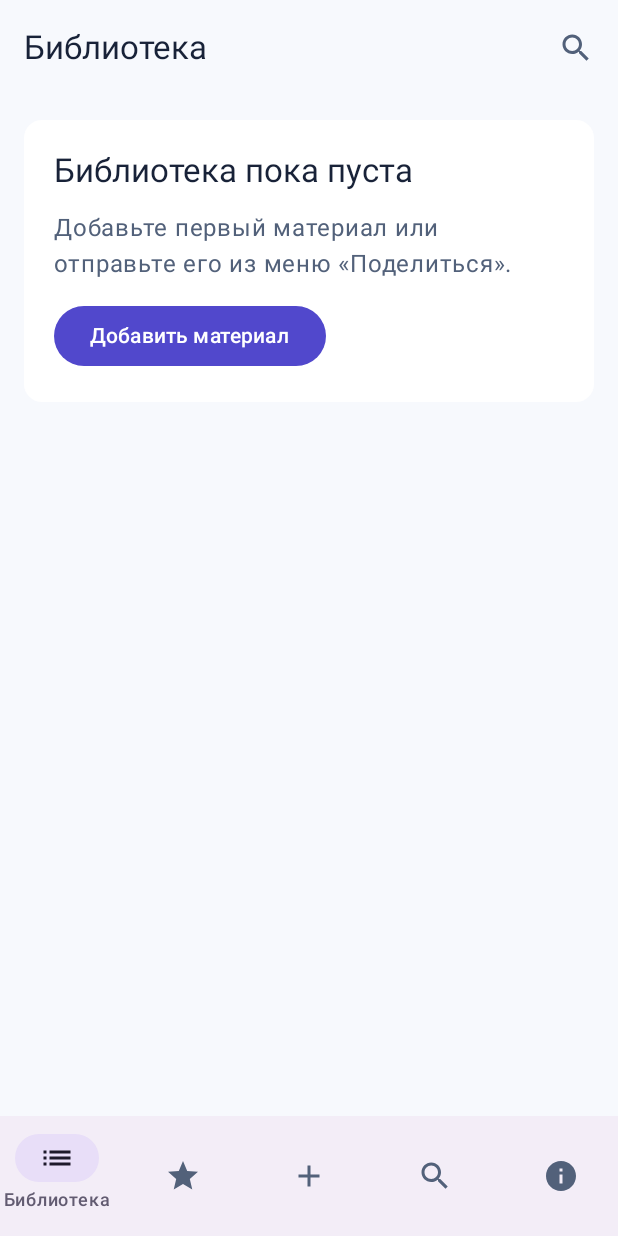
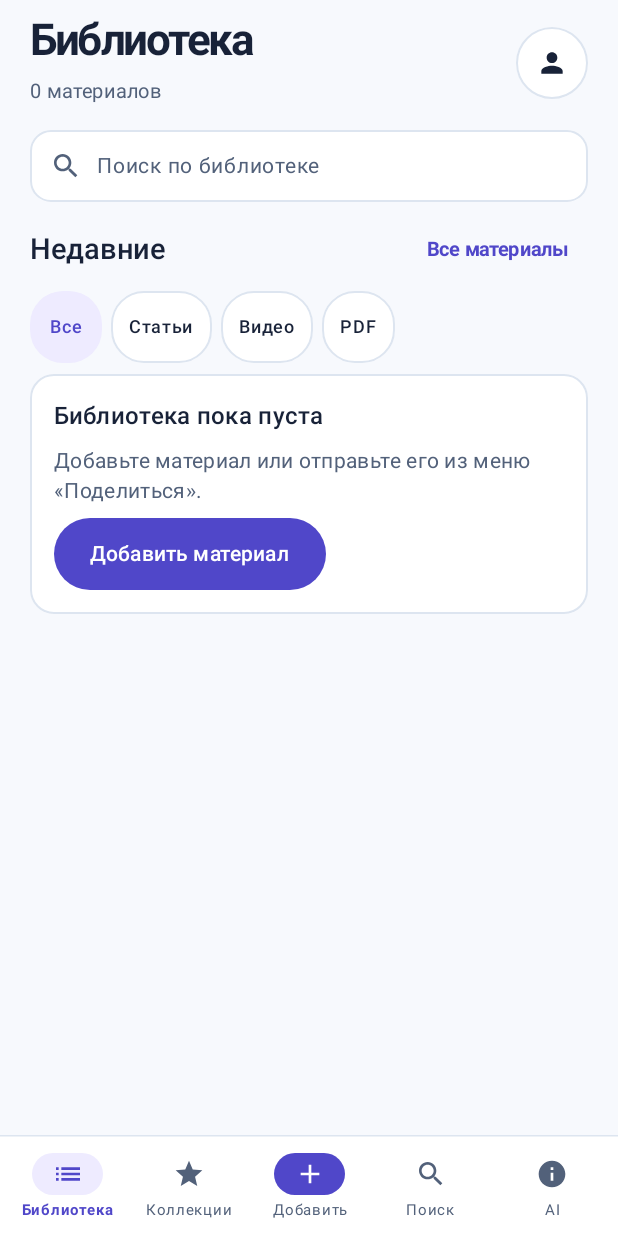
Before and after one commit to loftfull/new3, an Android app built with Jetpack Compose: the screen it shows after launch (MainActivity), on a phone screen of 412 x 824 dp. Run offline under Robolectric (Android 15) with nearby library versions, the phone set to English and light mode, and no system bars; our stand-ins replace Room's generated code.

Commit message:
Implement the locked recent library screen in Compose

```diff
--- a/app/src/main/java/com/knowledgehub/app/MainActivity.kt
+++ b/app/src/main/java/com/knowledgehub/app/MainActivity.kt
@@ -11,9 +11,14 @@ import androidx.activity.compose.setContent
 import androidx.activity.enableEdgeToEdge
 import androidx.activity.result.contract.ActivityResultContracts
 import androidx.activity.viewModels
+import androidx.compose.foundation.background
 import androidx.compose.foundation.layout.*
+import androidx.compose.foundation.selection.selectable
+import androidx.compose.foundation.selection.selectableGroup
+import androidx.compose.foundation.shape.RoundedCornerShape
 import androidx.compose.foundation.lazy.LazyColumn
 import androidx.compose.foundation.lazy.items
+import androidx.compose.foundation.lazy.rememberLazyListState
 import androidx.compose.material.icons.Icons
 import androidx.compose.material.icons.automirrored.filled.ArrowBack
 import androidx.compose.material.icons.automirrored.filled.List
@@ -21,12 +26,16 @@ import androidx.compose.material.icons.filled.*
 import androidx.compose.material3.*
 import androidx.compose.runtime.*
 import androidx.compose.runtime.saveable.rememberSaveable
+import androidx.compose.ui.Alignment
 import androidx.compose.ui.Modifier
 import androidx.compose.ui.graphics.Color
 import androidx.compose.ui.graphics.vector.ImageVector
 import androidx.compose.ui.platform.LocalContext
+import androidx.compose.ui.semantics.Role
+import androidx.compose.ui.text.font.FontWeight
 import androidx.compose.ui.text.style.TextAlign
 import androidx.compose.ui.unit.dp
+import androidx.compose.ui.unit.sp
 import androidx.core.content.FileProvider
 import androidx.lifecycle.SavedStateHandle
 import androidx.lifecycle.AndroidViewModel
@@ -52,14 +61,14 @@ class MainActivity : ComponentActivity() {
         setContent {
             MaterialTheme(
                 colorScheme = lightColorScheme(
-                    primary = Color(0xFF5148CC),
-                    primaryContainer = Color(0xFFE7E3FF),
+                    primary = LibraryPalette.Accent,
+                    primaryContainer = LibraryPalette.Violet,
                     onPrimaryContainer = Color(0xFF261B74),
-                    background = Color(0xFFF7F9FD),
-                    onBackground = Color(0xFF182238),
+                    background = LibraryPalette.Background,
+                    onBackground = LibraryPalette.Ink,
                     surface = Color.White,
-                    onSurface = Color(0xFF182238),
-                    onSurfaceVariant = Color(0xFF52617A),
+                    onSurface = LibraryPalette.Ink,
+                    onSurfaceVariant = LibraryPalette.Muted,
                 ),
             ) { LibraryApp(model) }
         }
@@ -129,10 +138,19 @@ private enum class Destination(val title: String, val icon: ImageVector) {
     Ai("AI", Icons.Default.Info),
 }
 
+private enum class LibraryPage(val title: String) {
+    Recent("Библиотека"), All("Все материалы"), Profile("Профиль и настройки"),
+}
+
 @OptIn(ExperimentalMaterial3Api::class)
 @Composable
 private fun LibraryApp(model: LibraryModel) {
     var tab by rememberSaveable { mutableStateOf(Destination.Library) }
+    var libraryPage by rememberSaveable { mutableStateOf(LibraryPage.Recent) }
+    var libraryFilter by rememberSaveable { mutableStateOf(LibraryFilter.All) }
+    var oldestFirst by rememberSaveable { mutableStateOf(false) }
+    val recentScroll = rememberLazyListState()
+    val allScroll = rememberLazyListState()
     var selected by rememberSaveable { mutableStateOf<Long?>(null) }
     var query by rememberSaveable { mutableStateOf("") }
     val pending by model.pending.collectAsStateWithLifecycle(emptyList())
@@ -144,51 +162,60 @@ private fun LibraryApp(model: LibraryModel) {
     LaunchedEffect(pending) { if (pending.isNotEmpty()) tab = Destination.Add }
     var handledSave by rememberSaveable { mutableLongStateOf(0L) }
     LaunchedEffect(saved) {
-        if (saved > handledSave) tab = Destination.Library
+        if (saved > handledSave) {
+            tab = Destination.Library
+            libraryPage = LibraryPage.Recent
+            libraryFilter = LibraryFilter.All
+            recentScroll.scrollToItem(0)
+        }
         handledSave = saved
     }
     LaunchedEffect(message) {
         message?.let { snackbars.showSnackbar(it); model.message.compareAndSet(it, null) }
     }
     val item = all?.find { it.id == selected }
-    BackHandler(selected != null || tab != Destination.Library) {
-        if (selected != null) selected = null else tab = Destination.Library
+    fun goBack() {
+        when {
+            selected != null -> selected = null
+            tab != Destination.Library -> tab = Destination.Library
+            else -> libraryPage = LibraryPage.Recent
         }
+    }
+    val canGoBack = selected != null || tab != Destination.Library || libraryPage != LibraryPage.Recent
+    val libraryHome = selected == null && tab == Destination.Library && libraryPage == LibraryPage.Recent
+    val child = selected != null || (tab == Destination.Library && libraryPage != LibraryPage.Recent)
+    BackHandler(canGoBack, onBack = ::goBack)
     Scaffold(
         topBar = {
+            if (libraryHome) {
+                LibraryHeader(all?.size) { libraryPage = LibraryPage.Profile }
+            } else {
                 TopAppBar(
-                title = { Text(if (selected == null) tab.title else "Материал") },
+                    title = {
+                        Text(when {
+                            selected != null -> "Материал"
+                            tab == Destination.Library -> libraryPage.title
+                            else -> tab.title
+                        })
+                    },
                     navigationIcon = {
-                    if (selected != null) IconButton(onClick = { selected = null }) {
+                        if (child) IconButton(onClick = ::goBack) {
                             Icon(Icons.AutoMirrored.Filled.ArrowBack, contentDescription = "Назад")
-                    }
-                },
-                actions = {
-                    if (selected == null && tab == Destination.Library) {
-                        IconButton(onClick = { tab = Destination.Search }) {
-                            Icon(Icons.Default.Search, contentDescription = "Найти материал")
-                        }
                         }
                     },
                     colors = TopAppBarDefaults.topAppBarColors(containerColor = MaterialTheme.colorScheme.background),
                 )
+            }
         },
         bottomBar = {
-            if (selected == null) NavigationBar {
-                Destination.entries.forEach { destination ->
-                    NavigationBarItem(
-                        selected = destination == tab,
-                        onClick = { tab = destination },
-                        icon = { Icon(destination.icon, contentDescription = destination.title.takeUnless { destination == tab }) },
-                        label = { Text(destination.title, maxLines = 2, textAlign = TextAlign.Center) },
-                        alwaysShowLabel = false,
-                    )
-                }
+            if (!child) ReferenceNavigation(tab) { destination ->
+                tab = destination
+                if (destination == Destination.Library) libraryPage = LibraryPage.Recent
             }
         },
         snackbarHost = { SnackbarHost(snackbars) },
     ) { padding ->
-        val body = Modifier.fillMaxSize().padding(padding).imePadding()
+        val body = Modifier.fillMaxSize().padding(padding).consumeWindowInsets(padding).imePadding()
         when {
             selected != null -> item?.let { Detail(it, body, model) }
             tab == Destination.Add -> CaptureForm(model, pending, busy, body)
@@ -215,10 +242,67 @@ private fun LibraryApp(model: LibraryModel) {
                 all, "Нет сохранённых материалов", "Сохраните ссылку, текст или файл.", body,
                 { selected = it }, "Материалы без AI-обработки", showProcessing = true,
             )
-            else -> Materials(all, "Библиотека пока пуста",
-                "Добавьте первый материал или отправьте его из меню «Поделиться».", body, { selected = it },
-                emptyAction = { Button(onClick = { tab = Destination.Add }) { Text("Добавить материал") } },
+            libraryPage == LibraryPage.Profile -> LocalProfile(all?.size, body)
+            else -> LibraryList(
+                entries = all,
+                filter = libraryFilter,
+                onFilter = { libraryFilter = it },
+                allMaterials = libraryPage == LibraryPage.All,
+                oldestFirst = oldestFirst,
+                onChangeSort = { oldestFirst = !oldestFirst },
+                scrollState = if (libraryPage == LibraryPage.All) allScroll else recentScroll,
+                onShowAll = { libraryPage = LibraryPage.All },
+                onSearch = { tab = Destination.Search },
+                onAdd = { tab = Destination.Add },
+                onOpen = { selected = it },
+                modifier = body,
             )
+        }
+    }
+}
+
+@Composable
+private fun ReferenceNavigation(selected: Destination, onSelect: (Destination) -> Unit) {
+    Surface(color = Color.White) {
+        Column(Modifier.navigationBarsPadding()) {
+            HorizontalDivider(color = LibraryPalette.Divider)
+            Row(Modifier.fillMaxWidth().padding(horizontal = 4.dp, vertical = 3.dp).selectableGroup()) {
+                Destination.entries.forEach { destination ->
+                    val active = destination == selected
+                    val accentButton = destination == Destination.Add
+                    Column(
+                        Modifier.weight(1f).heightIn(min = 59.dp)
+                            .selectable(active, role = Role.Tab, onClick = { onSelect(destination) })
+                            .padding(vertical = 5.dp),
+                        horizontalAlignment = Alignment.CenterHorizontally,
+                        verticalArrangement = Arrangement.spacedBy(3.dp, Alignment.CenterVertically),
+                    ) {
+                        val chip = when {
+                            accentButton -> LibraryPalette.Accent
+                            active -> LibraryPalette.Violet
+                            else -> Color.Transparent
+                        }
+                        Box(
+                            Modifier.size(47.dp, 28.dp).background(chip, RoundedCornerShape(22.dp)),
+                            contentAlignment = Alignment.Center,
+                        ) {
+                            Icon(
+                                destination.icon, contentDescription = null, modifier = Modifier.size(21.dp),
+                                tint = when {
+                                    accentButton -> Color.White
+                                    active -> LibraryPalette.Accent
+                                    else -> LibraryPalette.Muted
+                                },
+                            )
+                        }
+                        Text(
+                            destination.title, textAlign = TextAlign.Center, fontSize = 10.sp, lineHeight = 13.sp,
+                            color = if (active) LibraryPalette.Accent else LibraryPalette.Muted,
+                            fontWeight = if (active) FontWeight.Bold else FontWeight.Normal,
+                        )
+                    }
+                }
+            }
         }
     }
 }
--- /dev/null
+++ b/app/src/main/java/com/knowledgehub/app/RecentLibrary.kt
@@ -0,0 +1,295 @@
+package com.knowledgehub.app
+
+import android.content.Intent
+import android.net.Uri
+import android.provider.Settings
+import androidx.compose.foundation.BorderStroke
+import androidx.compose.foundation.background
+import androidx.compose.foundation.clickable
+import androidx.compose.foundation.horizontalScroll
+import androidx.compose.foundation.layout.*
+import androidx.compose.foundation.lazy.LazyColumn
+import androidx.compose.foundation.lazy.LazyListState
+import androidx.compose.foundation.lazy.itemsIndexed
+import androidx.compose.foundation.rememberScrollState
+import androidx.compose.foundation.selection.selectable
+import androidx.compose.foundation.selection.selectableGroup
+import androidx.compose.foundation.shape.CircleShape
+import androidx.compose.foundation.shape.RoundedCornerShape
+import androidx.compose.material.icons.Icons
+import androidx.compose.material.icons.filled.KeyboardArrowRight
+import androidx.compose.material.icons.filled.List
+import androidx.compose.material.icons.filled.Person
+import androidx.compose.material.icons.filled.PlayArrow
+import androidx.compose.material.icons.filled.Search
+import androidx.compose.material3.*
+import androidx.compose.runtime.*
+import androidx.compose.runtime.saveable.rememberSaveable
+import androidx.compose.ui.Alignment
+import androidx.compose.ui.Modifier
+import androidx.compose.ui.draw.clip
+import androidx.compose.ui.graphics.Color
+import androidx.compose.ui.platform.LocalContext
+import androidx.compose.ui.res.pluralStringResource
+import androidx.compose.ui.semantics.Role
+import androidx.compose.ui.semantics.heading
+import androidx.compose.ui.semantics.semantics
+import androidx.compose.ui.text.font.FontWeight
+import androidx.compose.ui.text.style.TextOverflow
+import androidx.compose.ui.unit.dp
+import androidx.compose.ui.unit.sp
+import com.knowledgehub.core.Material
+
+internal object LibraryPalette {
+    val Background = Color(0xFFF7F9FD)
+    val Ink = Color(0xFF182238)
+    val Muted = Color(0xFF52617A)
+    val Accent = Color(0xFF5047C9)
+    val Violet = Color(0xFFEEEBFF)
+    val Blue = Color(0xFFEAF4FF)
+    val Divider = Color(0xFFDDE5F0)
+}
+
+internal enum class LibraryFilter(val label: String) {
+    All("Все"), Articles("Статьи"), Videos("Видео"), Pdf("PDF");
+
+    fun includes(material: Material): Boolean = when (this) {
+        All -> true
+        Articles -> material.kind == "LINK" && !Videos.includes(material) && !Pdf.includes(material)
+        Videos -> material.mimeType?.startsWith("video/", ignoreCase = true) == true ||
+            material.source?.let { host ->
+                host == "youtu.be" || host == "youtube.com" || host.endsWith(".youtube.com")
+            } == true
+        Pdf -> material.mimeType.equals("application/pdf", ignoreCase = true) ||
+            material.fileName?.endsWith(".pdf", ignoreCase = true) == true ||
+            material.originalUrl?.let { Uri.parse(it.trim()).path?.endsWith(".pdf", ignoreCase = true) } == true
+    }
+}
+
+@Composable
+internal fun LibraryHeader(count: Int?, onSettings: () -> Unit) {
+    Row(
+        modifier = Modifier.fillMaxWidth().background(LibraryPalette.Background)
+            .statusBarsPadding().padding(start = 20.dp, top = 10.dp, end = 20.dp, bottom = 13.dp),
+        verticalAlignment = Alignment.CenterVertically,
+        horizontalArrangement = Arrangement.spacedBy(12.dp),
+    ) {
+        Column(Modifier.weight(1f), verticalArrangement = Arrangement.spacedBy(5.dp)) {
+            Text(
+                "Библиотека", Modifier.semantics { heading() }, fontSize = 29.sp,
+                lineHeight = 34.sp, letterSpacing = (-1).sp, fontWeight = FontWeight.Bold,
+            )
+            if (count != null) {
+                Text(pluralStringResource(R.plurals.library_material_count, count, count),
+                    fontSize = 13.sp, color = LibraryPalette.Muted)
+            }
+        }
+        Surface(
+            onClick = onSettings, modifier = Modifier.size(48.dp), shape = CircleShape,
+            color = Color.White, border = BorderStroke(1.dp, LibraryPalette.Divider),
+        ) {
+            Box(contentAlignment = Alignment.Center) {
+                Icon(Icons.Default.Person, contentDescription = "Настройки профиля", modifier = Modifier.size(21.dp))
+            }
+        }
+    }
+}
+
+@Composable
+internal fun LibraryList(
+    entries: List<Material>?,
+    filter: LibraryFilter,
+    onFilter: (LibraryFilter) -> Unit,
+    allMaterials: Boolean,
+    oldestFirst: Boolean,
+    onChangeSort: () -> Unit,
+    scrollState: LazyListState,
+    onShowAll: () -> Unit,
+    onSearch: () -> Unit,
+    onAdd: () -> Unit,
+    onOpen: (Long) -> Unit,
+    modifier: Modifier = Modifier,
+) {
+    val filtered = remember(entries, filter, allMaterials, oldestFirst) {
+        entries?.filter(filter::includes)?.let { matches ->
+            when {
+                !allMaterials -> matches.take(6)
+                oldestFirst -> matches.asReversed()
+                else -> matches
+            }
+        }
+    }
+    LazyColumn(
+        modifier = modifier, state = scrollState,
+        contentPadding = PaddingValues(start = 20.dp, end = 20.dp, bottom = 22.dp),
+    ) {
+        item {
+            Surface(
+                onClick = onSearch, shape = RoundedCornerShape(14.dp),
+                modifier = Modifier.fillMaxWidth().heightIn(min = 48.dp), color = Color.White,
+                border = BorderStroke(1.dp, LibraryPalette.Divider),
+            ) {
+                Row(
+                    Modifier.padding(horizontal = 13.dp, vertical = 10.dp),
+                    verticalAlignment = Alignment.CenterVertically,
+                    horizontalArrangement = Arrangement.spacedBy(10.dp),
+                ) {
+                    Icon(Icons.Default.Search, contentDescription = null, tint = LibraryPalette.Muted,
+                        modifier = Modifier.size(21.dp))
+                    Text("Поиск по библиотеке", fontSize = 14.sp, color = LibraryPalette.Muted)
+                }
+            }
+        }
+        item {
+            if (allMaterials) {
+                TextButton(
+                    onClick = onChangeSort,
+                    modifier = Modifier.padding(top = 8.dp).heightIn(min = 48.dp),
+                ) { Text(if (oldestFirst) "Сначала старые" else "Сначала новые") }
+            } else {
+                Row(
+                    Modifier.fillMaxWidth().padding(top = 8.dp),
+                    verticalAlignment = Alignment.CenterVertically,
+                    horizontalArrangement = Arrangement.spacedBy(12.dp),
+                ) {
+                    Text(
+                        "Недавние", Modifier.weight(1f).semantics { heading() },
+                        fontSize = 19.sp, lineHeight = 24.sp, fontWeight = FontWeight.SemiBold,
+                    )
+                    TextButton(onClick = onShowAll, modifier = Modifier.heightIn(min = 48.dp)) {
+                        Text("Все материалы", fontSize = 13.sp, fontWeight = FontWeight.Bold)
+                    }
+                }
+            }
+        }
+        item { LibraryFilters(filter, onFilter) }
+        when {
+            filtered == null -> item { CircularProgressIndicator(Modifier.padding(vertical = 12.dp)) }
+            filtered.isEmpty() -> item {
+                val emptyLibrary = entries?.isEmpty() == true
+                Surface(
+                    shape = RoundedCornerShape(16.dp), color = Color.White,
+                    border = BorderStroke(1.dp, LibraryPalette.Divider),
+                ) {
+                    Column(Modifier.fillMaxWidth().padding(16.dp), verticalArrangement = Arrangement.spacedBy(8.dp)) {
+                        Text(
+                            if (emptyLibrary) "Библиотека пока пуста" else "Нет материалов этого типа",
+                            style = MaterialTheme.typography.titleMedium,
+                        )
+                        if (emptyLibrary) {
+                            Text("Добавьте материал или отправьте его из меню «Поделиться».",
+                                style = MaterialTheme.typography.bodyMedium, color = LibraryPalette.Muted)
+                            Button(onClick = onAdd, modifier = Modifier.heightIn(min = 48.dp)) {
+                                Text("Добавить материал")
+                            }
+                        } else {
+                            TextButton(
+                                onClick = { onFilter(LibraryFilter.All) },
+                                modifier = Modifier.heightIn(min = 48.dp),
+                            ) { Text("Сбросить фильтр") }
+                        }
+                    }
+                }
+            }
+            else -> itemsIndexed(filtered, key = { _, material -> material.id }) { index, material ->
+                MaterialRow(material, { onOpen(material.id) })
+                if (index < filtered.lastIndex) HorizontalDivider(color = LibraryPalette.Divider)
+            }
+        }
+    }
+}
+
+@Composable
+private fun LibraryFilters(selected: LibraryFilter, onFilter: (LibraryFilter) -> Unit) {
+    Row(
+        Modifier.padding(top = 3.dp, bottom = 7.dp).horizontalScroll(rememberScrollState()).selectableGroup(),
+        horizontalArrangement = Arrangement.spacedBy(6.dp),
+    ) {
+        LibraryFilter.entries.forEach { filter ->
+            val active = selected == filter
+            val shape = RoundedCornerShape(22.dp)
+            Surface(
+                shape = shape,
+                color = if (active) LibraryPalette.Violet else Color.White,
+                border = if (active) null else BorderStroke(1.dp, LibraryPalette.Divider),
+            ) {
+                Box(
+                    Modifier.clip(shape).selectable(active, role = Role.RadioButton, onClick = { onFilter(filter) })
+                        .sizeIn(minWidth = 48.dp, minHeight = 48.dp).padding(horizontal = 12.dp, vertical = 8.dp),
+                    contentAlignment = Alignment.Center,
+                ) {
+                    Text(filter.label, fontSize = 12.sp, fontWeight = FontWeight.SemiBold,
+                        color = if (active) LibraryPalette.Accent else LibraryPalette.Ink)
+                }
+            }
+        }
+    }
+}
+
+@Composable
+private fun MaterialRow(material: Material, onOpen: () -> Unit) {
+    val video = LibraryFilter.Videos.includes(material)
+    val pdf = LibraryFilter.Pdf.includes(material)
+    val tone = when {
+        video || material.kind == "TEXT" -> LibraryPalette.Blue
+        material.kind == "FILE" || pdf -> Color(0xFFEDF1F7)
+        else -> LibraryPalette.Violet
+    }
+    val type = when {
+        video -> "Видео"
+        pdf -> "PDF"
+        material.kind == "LINK" -> "Ссылка"
+        material.kind == "TEXT" -> "Заметка"
+        else -> "Файл"
+    }
+    Row(
+        Modifier.fillMaxWidth().heightIn(min = 68.dp).clickable(role = Role.Button, onClick = onOpen)
+            .padding(vertical = 8.dp),
+        verticalAlignment = Alignment.CenterVertically,
+        horizontalArrangement = Arrangement.spacedBy(12.dp),
+    ) {
+        Box(Modifier.size(44.dp).background(tone, RoundedCornerShape(12.dp)), contentAlignment = Alignment.Center) {
+            Icon(
+                if (video) Icons.Default.PlayArrow else Icons.Default.List,
+                contentDescription = null, modifier = Modifier.size(21.dp), tint = LibraryPalette.Accent,
+            )
+        }
+        Column(Modifier.weight(1f), verticalArrangement = Arrangement.spacedBy(4.dp)) {
+            Text(material.title, fontSize = 15.sp, lineHeight = 20.sp, fontWeight = FontWeight.SemiBold,
+                maxLines = 3, overflow = TextOverflow.Ellipsis)
+            Text(
+                listOfNotNull(type, material.source, "Возможный дубликат".takeIf { material.duplicateOf != null })
+                    .joinToString(" · "),
+                fontSize = 12.sp, lineHeight = 17.sp, color = LibraryPalette.Muted,
+            )
+        }
+        Icon(Icons.Default.KeyboardArrowRight, contentDescription = null, tint = LibraryPalette.Muted,
+            modifier = Modifier.size(16.dp))
+    }
+}
+
+@Composable
+internal fun LocalProfile(count: Int?, modifier: Modifier = Modifier) {
+    val context = LocalContext.current
+    var launchError by rememberSaveable { mutableStateOf(false) }
+    LazyColumn(modifier, contentPadding = PaddingValues(20.dp),
+        verticalArrangement = Arrangement.spacedBy(12.dp)) {
+        item {
+            Text("Локальное хранилище", Modifier.semantics { heading() }, style = MaterialTheme.typography.titleLarge)
+        }
+        item { Text("Материалы хранятся на этом устройстве и доступны без сети.") }
+        if (count != null) item { Text(pluralStringResource(R.plurals.library_material_count, count, count)) }
+        item {
+            OutlinedButton(onClick = {
+                launchError = runCatching {
+                    context.startActivity(Intent(Settings.ACTION_APPLICATION_DETAILS_SETTINGS, Uri.fromParts("package", context.packageName, null)))
+                }.isFailure
+            }, modifier = Modifier.heightIn(min = 48.dp)) {
+                Text("Системные настройки приложения")
+            }
+        }
+        if (launchError) item {
+            Text("Не удалось открыть системные настройки.", color = MaterialTheme.colorScheme.error)
+        }
+    }
+}
--- /dev/null
+++ b/app/src/main/res/values/plurals.xml
@@ -0,0 +1,6 @@
+<resources>
+    <plurals name="library_material_count">
+        <item quantity="one">%d материал</item>
+        <item quantity="other">%d материалов</item>
+    </plurals>
+</resources>
```
Also changed, not shown: 1 other file. Lines whose indentation alone changed are shown as unchanged.
